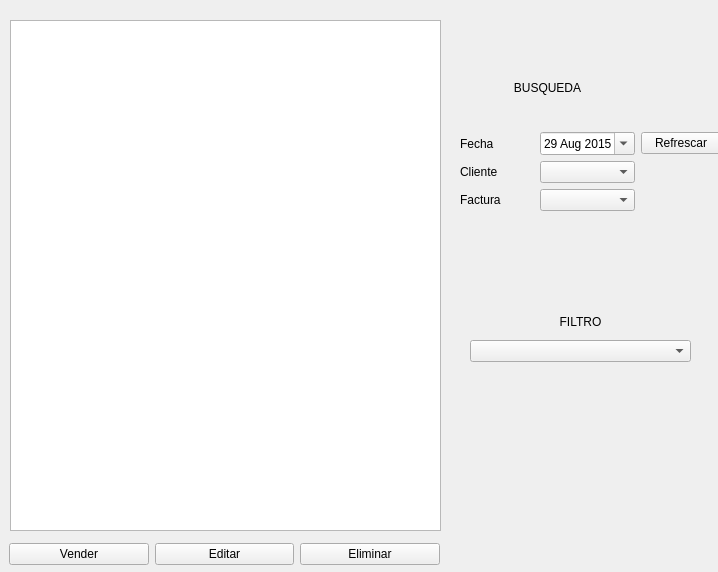
Above: Proyecto/Modulo_Venta/Ventas.ui from PaulaCanales/Proyecto_Ventas before the change. Below: the same form after it.
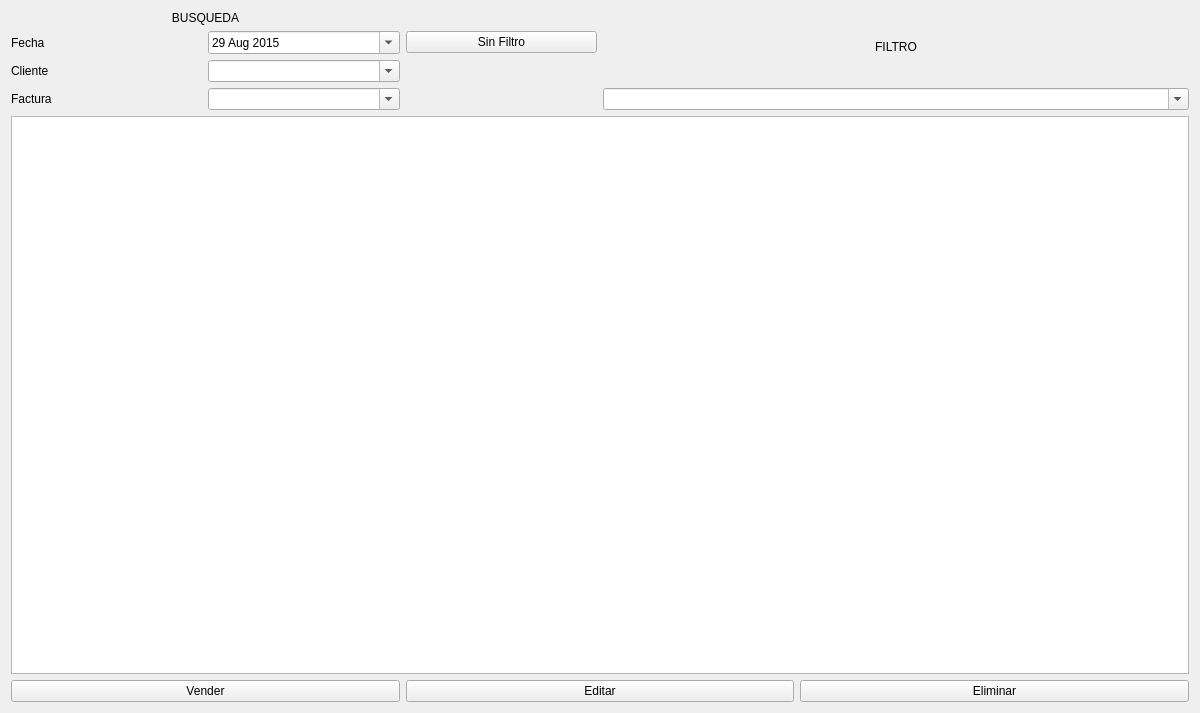
That is the form after the change.

Commit message: Mejora interfaz

What changed in the file:
```diff
--- a/Proyecto/Modulo_Venta/Ventas.ui
+++ b/Proyecto/Modulo_Venta/Ventas.ui
@@ -6,27 +6,20 @@
    <rect>
     <x>0</x>
     <y>0</y>
-    <width>718</width>
-    <height>572</height>
+    <width>1200</width>
+    <height>713</height>
    </rect>
   </property>
   <property name="windowTitle">
    <string>Form</string>
   </property>
-  <widget class="QWidget" name="layoutWidget">
-   <property name="geometry">
-    <rect>
-     <x>460</x>
-     <y>50</y>
-     <width>261</width>
-     <height>161</height>
-    </rect>
-   </property>
+  <layout class="QGridLayout" name="gridLayout">
+   <item row="0" column="0">
    <layout class="QGridLayout" name="gridLayout_2">
     <item row="1" column="2">
      <widget class="QPushButton" name="sinFiltro">
       <property name="text">
-       <string>Refrescar</string>
+        <string>Sin Filtro</string>
       </property>
      </widget>
     </item>
@@ -80,6 +73,9 @@
     </item>
     <item row="3" column="1">
      <widget class="QComboBox" name="comboProv">
+       <property name="editable">
+        <bool>true</bool>
+       </property>
       <item>
        <property name="text">
         <string/>
@@ -89,6 +85,9 @@
     </item>
     <item row="4" column="1">
      <widget class="QComboBox" name="comboFolio">
+       <property name="editable">
+        <bool>true</bool>
+       </property>
       <item>
        <property name="text">
         <string/>
@@ -107,16 +106,8 @@
      </widget>
     </item>
    </layout>
-  </widget>
-  <widget class="QWidget" name="layoutWidget">
-   <property name="geometry">
-    <rect>
-     <x>470</x>
-     <y>310</y>
-     <width>221</width>
-     <height>52</height>
-    </rect>
-   </property>
+   </item>
+   <item row="0" column="1">
    <layout class="QVBoxLayout" name="verticalLayout">
     <item>
      <widget class="QLabel" name="label_5">
@@ -130,6 +121,9 @@
     </item>
     <item>
      <widget class="QComboBox" name="filtro">
+       <property name="editable">
+        <bool>true</bool>
+       </property>
       <item>
        <property name="text">
         <string/>
@@ -138,16 +132,9 @@
      </widget>
     </item>
    </layout>
-  </widget>
+   </item>
+   <item row="1" column="0" colspan="2">
   <widget class="QTableView" name="grilla_prod">
-   <property name="geometry">
-    <rect>
-     <x>10</x>
-     <y>20</y>
-     <width>431</width>
-     <height>511</height>
-    </rect>
-   </property>
    <property name="editTriggers">
     <set>QAbstractItemView::NoEditTriggers</set>
    </property>
@@ -164,15 +151,8 @@
     <bool>true</bool>
    </property>
   </widget>
-  <widget class="QWidget" name="layoutWidget">
-   <property name="geometry">
-    <rect>
-     <x>9</x>
-     <y>540</y>
-     <width>431</width>
-     <height>29</height>
-    </rect>
-   </property>
+   </item>
+   <item row="2" column="0" colspan="2">
    <layout class="QHBoxLayout" name="horizontalLayout">
     <item>
      <widget class="QPushButton" name="vender">
@@ -196,7 +176,13 @@
      </widget>
     </item>
    </layout>
-  </widget>
+   </item>
+  </layout>
+  <zorder>layoutWidget</zorder>
+  <zorder>layoutWidget</zorder>
+  <zorder>grilla_prod</zorder>
+  <zorder>layoutWidget</zorder>
+  <zorder>label_5</zorder>
  </widget>
  <tabstops>
   <tabstop>grilla_prod</tabstop>
```
Lines whose indentation alone changed are shown as unchanged. The commit also changes 7 other files.
